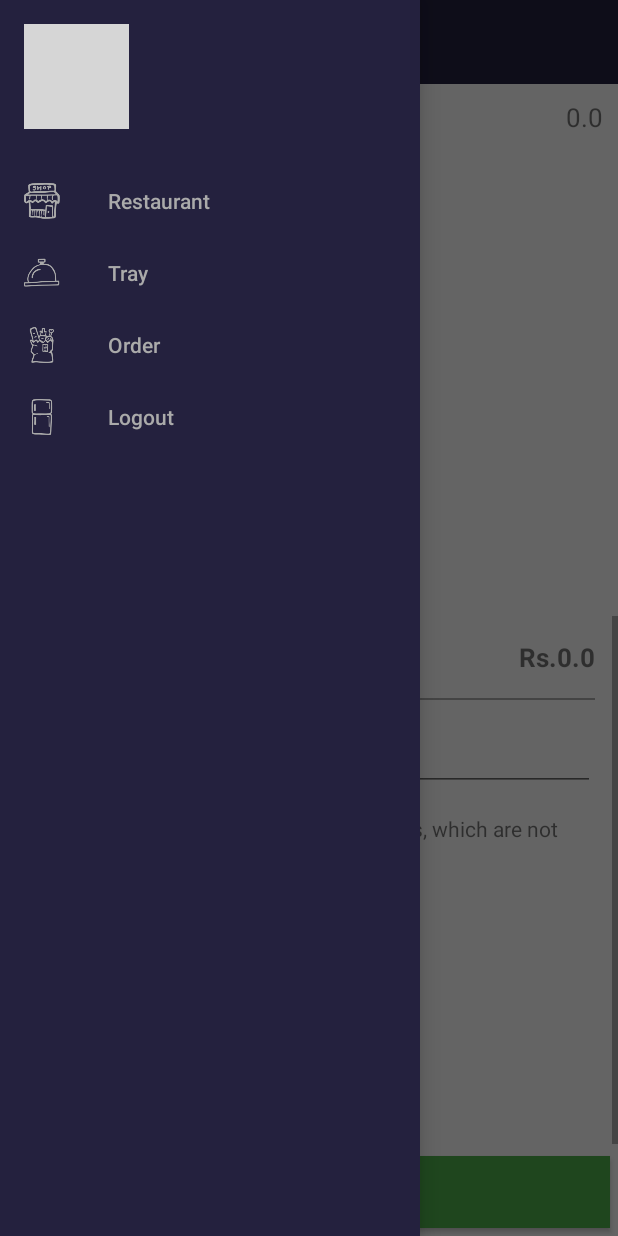
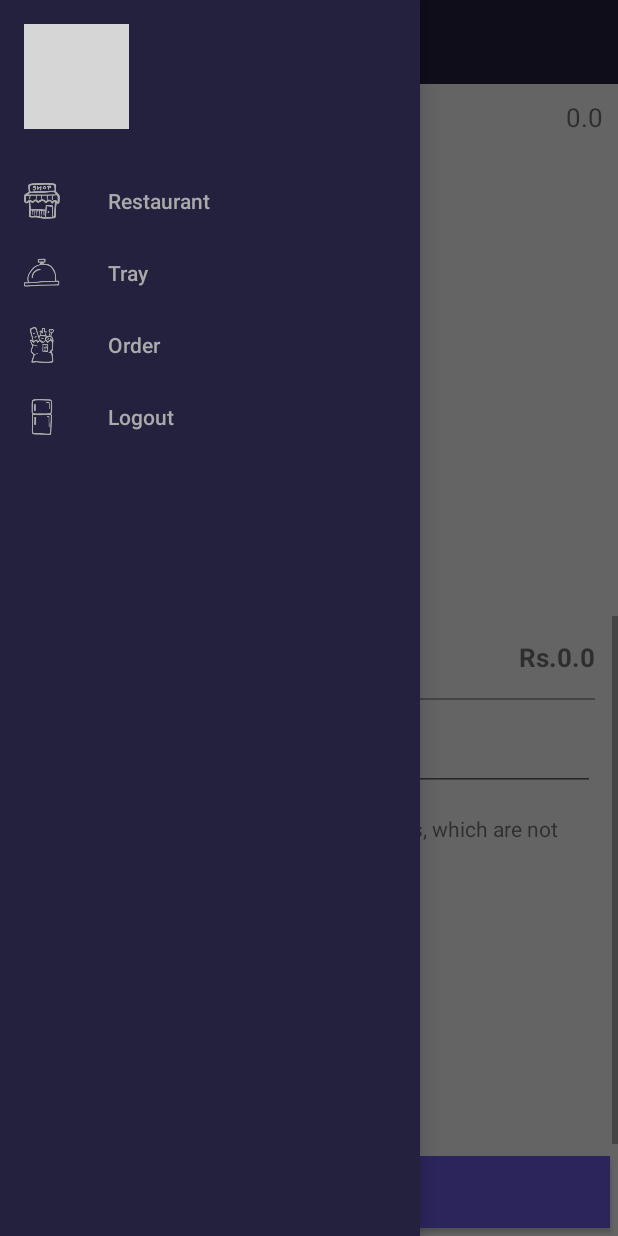
Before and after one commit to jiayounokim/androidwingstestpaytm, an Android app: the fragment TrayFragment placed in its activity, with the side drawer open, on a phone screen of 412 x 824 dp. Run offline under Robolectric (Android 15) with nearby library versions, the phone set to English and light mode, and no system bars; our stand-ins replace Picasso, Room's generated code; libraries missing offline, so code that uses them is left out: com.facebook; network calls fail; pictures from the network do not load; 1 statement that could not run was skipped; grey boxes are pictures that could not be loaded.

```diff
--- a/app/src/main/java/com/example/wingstestpaytm/Activities/PaymentActivity.java
+++ b/app/src/main/java/com/example/wingstestpaytm/Activities/PaymentActivity.java
@@ -60,7 +60,7 @@ public class PaymentActivity extends AppCompatActivity implements PaytmPaymentTr
 
         Log.d(TAG, "onCreate: Payment: " + orderId + " " + custid);
 
-        final CardInputWidget mCardInputWidget = findViewById(R.id.card_input_widget);
+//        final CardInputWidget mCardInputWidget = findViewById(R.id.card_input_widget);
         buttonPlaceOrder = findViewById(R.id.button_place_order);
         buttonPlaceOrder.setOnClickListener(new View.OnClickListener() {
             @Override
--- a/app/src/main/res/layout/activity_meal_detail.xml
+++ b/app/src/main/res/layout/activity_meal_detail.xml
@@ -99,7 +99,7 @@
             android:layout_width="match_parent"
             android:layout_height="wrap_content"
             android:layout_margin="5dp"
-            android:background="@color/colorGreen"
+            android:background="@color/colorWings"
             android:text="ADD TO TRAY"
             android:textColor="@android:color/white"
             android:textSize="18sp" />
--- a/app/src/main/res/layout/activity_sign_in.xml
+++ b/app/src/main/res/layout/activity_sign_in.xml
@@ -52,7 +52,7 @@
         android:layout_marginBottom="25dp"
         android:layout_marginEnd="15dp"
         android:layout_marginStart="15dp"
-        android:background="@color/colorGreen"
+        android:background="@color/colorWings"
         android:text="Login with Facebook"
         android:textAllCaps="false"
         android:textColor="@android:color/white"
--- a/app/src/main/res/layout/fragment_delivery.xml
+++ b/app/src/main/res/layout/fragment_delivery.xml
@@ -62,7 +62,7 @@
             android:layout_marginStart="15dp"
             android:layout_marginTop="10dp"
             android:text="Customer Name"
-            android:textColor="@color/colorGreen"
+            android:textColor="@color/colorWings"
             android:textSize="17sp"
             android:textStyle="bold"
             app:layout_constraintStart_toEndOf="@+id/customer_image_driver"
--- a/app/src/main/res/layout/fragment_tray.xml
+++ b/app/src/main/res/layout/fragment_tray.xml
@@ -94,7 +94,7 @@
         android:layout_width="match_parent"
         android:layout_height="wrap_content"
         android:layout_margin="5dp"
-        android:background="@color/colorGreen"
+        android:background="@color/colorWings"
         android:text="ADD PAYMENT"
         android:textColor="@android:color/white"
         android:textSize="18sp" />
--- a/app/src/main/res/values/colors.xml
+++ b/app/src/main/res/values/colors.xml
@@ -4,7 +4,8 @@
     <color name="colorPrimaryDark">#24213e</color>
     <color name="colorPrimaryLight">#BFBFC9</color>
     <color name="colorAccent">#e83f6f</color>
-    <color name="colorGreen">#4eb04c</color>
+    <color name="colorWings">#6c5ce7</color>
     <color name="colorLightGray">#aaaaaa</color>
     <color name="colorTextGray">#ebebf1</color>
+    <color name="colorPayTMButton">#00B9F5</color>
 </resources>
```
Also changed, not shown: app/src/main/res/layout/activity_payment.xml (+2 -13 lines).
